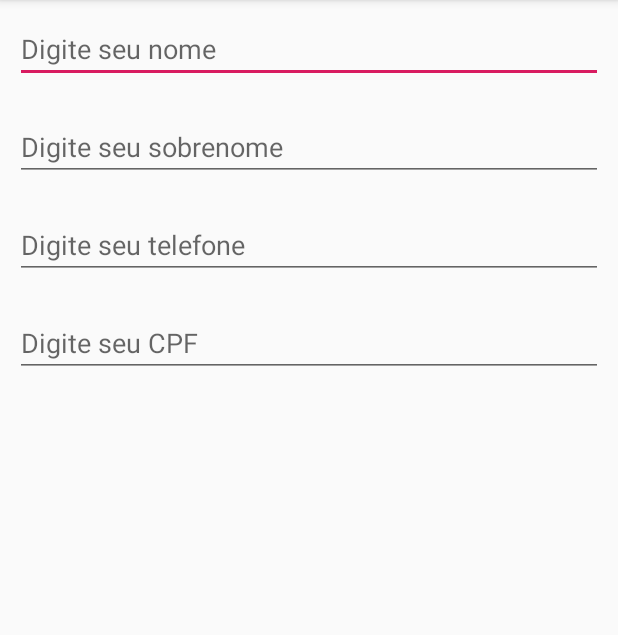
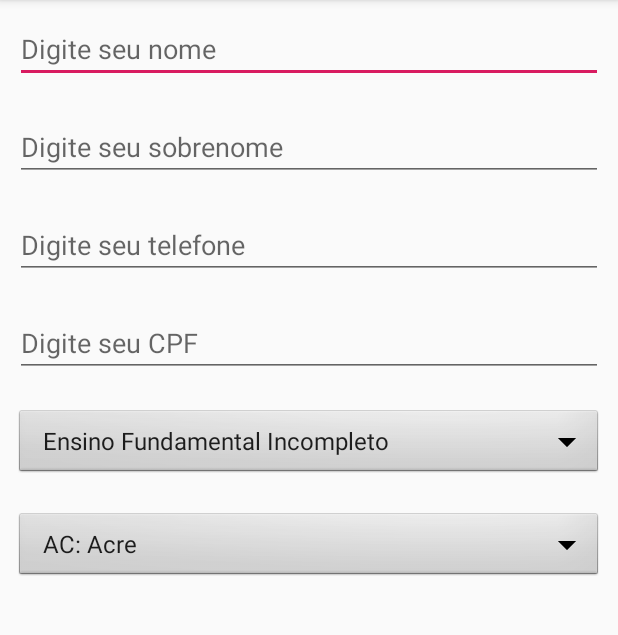
Before and after one commit to ygormacedo/Dados-do-Usuario, an Android app: the screen it shows after launch (MainActivity), on a phone screen of 412 x 824 dp, the part 84-719 px from its top. Run offline under Robolectric (Android 15) with nearby library versions, the phone set to English and light mode, and no system bars.

Commit message:
Spinner <DROPDOWN>

```diff
--- a/app/src/main/java/br/com/zupandroid/dadosdousuario/MainActivity.java
+++ b/app/src/main/java/br/com/zupandroid/dadosdousuario/MainActivity.java
@@ -1,7 +1,13 @@
 package br.com.zupandroid.dadosdousuario;
 
+import android.os.Bundle;
+import android.util.Log;
+import android.view.View;
+import android.widget.AdapterView;
+import android.widget.ArrayAdapter;
+import android.widget.Spinner;
+
 import androidx.appcompat.app.AppCompatActivity;
-import android.os.Bundle;
 
 public class MainActivity extends AppCompatActivity {
 
@@ -9,5 +15,57 @@ public class MainActivity extends AppCompatActivity {
     protected void onCreate(Bundle savedInstanceState) {
         super.onCreate(savedInstanceState);
         setContentView(R.layout.activity_main);
+        setSipinner();
+    }
+
+    private void setSipinner() {
+
+        Spinner estadosDynamic = findViewById(R.id.estadosId);
+
+        // Create an ArrayAdapter using the string array and a default spinner
+        ArrayAdapter<CharSequence> staticAdapter = ArrayAdapter
+                .createFromResource(this, R.array.estados_array,
+                        android.R.layout.simple_spinner_item);
+
+        staticAdapter
+                .setDropDownViewResource(android.R.layout.simple_spinner_dropdown_item);
+
+        estadosDynamic.setAdapter(staticAdapter);
+        estadosDynamic.setOnItemSelectedListener(new AdapterView.OnItemSelectedListener() {
+            @Override
+            public void onItemSelected(AdapterView<?> parent, View view,
+                                       int position, long id) {
+                Log.v("item", (String) parent.getItemAtPosition(position));
+            }
+
+            @Override
+            public void onNothingSelected(AdapterView<?> parent) {
+                // TODO Auto-generated method stub
+            }
+        });
+
+        Spinner schoolDinamic = findViewById(R.id.escolaId);
+
+        // Create an ArrayAdapter using the string array and a default spinner
+        staticAdapter = ArrayAdapter
+                .createFromResource(this, R.array.escolaridade_array,
+                        android.R.layout.simple_spinner_item);
+
+        staticAdapter.setDropDownViewResource(android.R.layout.simple_spinner_dropdown_item);
+
+        schoolDinamic.setAdapter(staticAdapter);
+
+        schoolDinamic.setOnItemSelectedListener(new AdapterView.OnItemSelectedListener() {
+            @Override
+            public void onItemSelected(AdapterView<?> parent, View view,
+                                       int position, long id) {
+                Log.v("item", (String) parent.getItemAtPosition(position));
+            }
+
+            @Override
+            public void onNothingSelected(AdapterView<?> parent) {
+                // TODO Auto-generated method stub
+            }
+        });
     }
 }
--- a/app/src/main/res/layout/activity_main.xml
+++ b/app/src/main/res/layout/activity_main.xml
@@ -45,7 +45,7 @@
                 android:layout_margin="@dimen/margin_default"
                 android:layout_below="@id/lastName"
                 android:hint="@string/editTelephone"
-                android:inputType="phone"
+                android:inputType="number"
                 tools:ignore="Autofill"
 
                 />
@@ -60,10 +60,26 @@
                 android:inputType="number"
                 tools:ignore="Autofill"
 
+                />
+            <Spinner
+                android:id="@+id/escolaId"
+                android:layout_width="match_parent"
+                android:layout_height="wrap_content"
+                android:layout_margin="@dimen/margin_default"
+                android:background="@android:drawable/btn_dropdown"
+                android:layout_below="@id/cpfId"
+
 
                 />
+            <Spinner
+                android:id="@+id/estadosId"
+                android:layout_width="match_parent"
+                android:layout_height="wrap_content"
+                android:layout_margin="@dimen/margin_default"
+                android:background="@android:drawable/btn_dropdown"
+                android:layout_below="@id/escolaId"
 
-
+                />
 
         </RelativeLayout>
     </ScrollView>
--- a/app/src/main/res/values/strings.xml
+++ b/app/src/main/res/values/strings.xml
@@ -1,5 +1,42 @@
 <resources>
     <string name="app_name">DadosDoUsuario</string>
+    <string-array name="estados_array">
+        <item> AC: Acre</item>
+        <item> AL: Alagoas</item>
+        <item>AP: Amapá </item>
+        <item> AM: Amazonas </item>
+        <item> BA: Bahia </item>
+        <item> CE: Ceará </item>
+        <item> DF: Distrito Federal </item>
+        <item> ES: Espirito Santo </item>
+        <item> GO: Goiás </item>
+        <item> MA: Maranhão </item>
+        <item> MT: Mato Grosso </item>
+        <item> MS: Mato Grosso do Sul</item>
+        <item> MG: Minas Gerais </item>
+        <item> PA: Pará </item>
+        <item> PB: Paraíba </item>
+        <item> PR: Paraná </item>
+        <item> PE: Pernambuco </item>
+        <item> PI: Piaui </item>
+        <item> RJ: Rio de Janeiro </item>
+        <item> RN: Rio Grande do Norte </item>
+        <item> RS: Rio Grande do Sul </item>
+        <item> RO: Rondônia </item>
+        <item> RR: Roraima </item>
+        <item> SC: Santa Cantarina </item>
+        <item> SP: São Paulo </item>
+        <item> SE: Sergipe </item>
+        <item> TO: Tocantins</item>
+    </string-array>
+    <string-array name="escolaridade_array">
+        <item> Ensino Fundamental Incompleto </item>
+        <item> Ensino Fundamental Completo </item>
+        <item> Ensino Médio Incompleto </item>
+        <item> Ensino Médio Completo </item>
+        <item> Ensino Superior Incompleto </item>
+        <item> Ensino Superior Completo </item>
+    </string-array>
     <string name="sayName">Digite seu nome</string>
     <string name="sayLastName">Digite seu sobrenome</string>
     <string name="editTelephone">Digite seu telefone</string>
```
